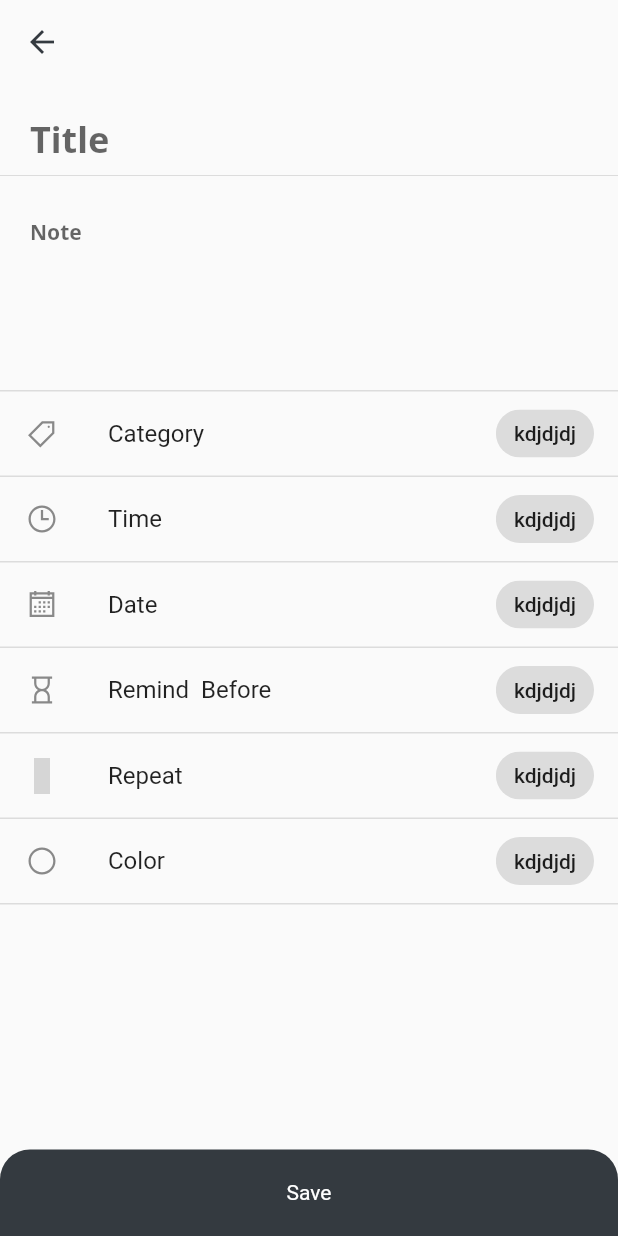
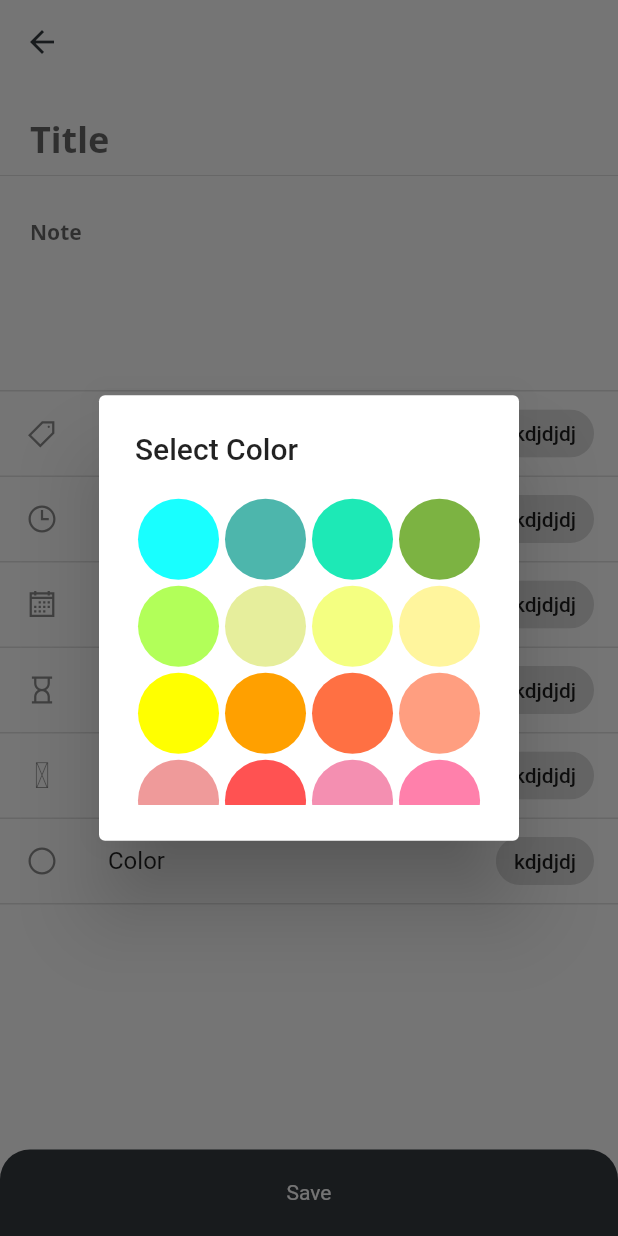
Before and after one commit to dinhnhutlinh/owl_reminder, a Flutter app: the EditRemindPage screen opened directly, after a tap on "Color", on a phone screen of 412 x 824 dp. Run offline on Flutter 3.47's test engine with Material 2 defaults, Android fonts, the phone set to English and light mode, and no system bars; our stand-ins replace get, google_fonts, google_nav_bar, line_icons, sqflite, table_calendar; accounts and stored records are empty; grey boxes are pictures that could not be loaded.

Commit message:
edit_page

```diff
--- a/lib/component/remind_card.dart
+++ b/lib/component/remind_card.dart
@@ -40,7 +40,7 @@ class RemindCard extends StatelessWidget {
                 Padding(
                   padding: EdgeInsets.only(left: 10),
                   child: FillButton(
-                    text: DateFormat('kk:mm dd/MM/yy').format(remind.timeTask!),
+                    text: DateFormat('kk:mm dd/MM/yy').format(remind.timeTask),
                     isFill: false,
                     press: () {},
                   ),
--- a/lib/control/edit_control.dart
+++ b/lib/control/edit_control.dart
@@ -1,11 +1,9 @@
-import 'package:flutter/cupertino.dart';
 import 'package:flutter/material.dart';
-import 'package:get/get.dart';
 import 'package:owl_reminder/db/catetorytable.dart';
 import 'package:owl_reminder/db/remindtable.dart';
 import 'package:owl_reminder/model/remind.dart';
 
-class EditControl extends GetxController {
+class EditControl {
   TextEditingController titleControl = TextEditingController();
   TextEditingController noteControl = TextEditingController();
   String category = "";
@@ -18,15 +16,28 @@ class EditControl extends GetxController {
   int id;
   RemindTable remindTable = RemindTable();
   CategoryTable categoryTable = CategoryTable();
-  late Remind remind;
-  EditControl(this.id);
+  Remind? remind;
+  EditControl(this.id) {
+    onInit();
+  }
 
-  @override
   Future<void> onInit() async {
-    super.onInit();
     remind = await remindTable.findRemindByID(this.id);
-    titleControl.text = remind.title;
-    noteControl.text = remind.note;
+    titleControl.text = remind!.title;
+    noteControl.text = remind!.note;
+    time = TimeOfDay.fromDateTime(remind!.timeTask);
+    dateTime = remind!.timeTask;
+    location = remind!.location;
+    repeat = remind!.repeat;
+    timeBefore = remind!.timeBefore;
+    category = remind!.category;
+  }
 
+  void setColor(Color color) {
+    this.color = color;
+  }
+
+  void setDate(DateTime date) {
+    this.dateTime = date;
   }
 }
--- a/lib/db/remindtable.dart
+++ b/lib/db/remindtable.dart
@@ -76,7 +76,10 @@ class RemindTable {
       return Remind.fromJSon(data.first);
     else {
       currentID++;
-      return Remind(id: currentID);
+      return Remind(
+          id: currentID,
+          title: '',
+          timeTask: DateTime.now().add(Duration(hours: 6)));
     }
   }
 }
--- /dev/null
+++ b/lib/dialog/color_picker.dart
@@ -0,0 +1,79 @@
+import 'package:flutter/cupertino.dart';
+import 'package:flutter/material.dart';
+import 'package:get/get.dart';
+import 'package:line_icons/line_icon.dart';
+
+class ColorPicker extends StatelessWidget {
+  Color currentColor;
+  ColorPicker(this.currentColor);
+  List<Color> colors = [
+    Color.fromRGBO(24, 255, 255, 100),
+    Color.fromRGBO(77, 182, 172, 100),
+    Color.fromRGBO(29, 233, 182, 100),
+    Color.fromRGBO(124, 179, 66, 100),
+    Color.fromRGBO(178, 255, 89, 100),
+    Color.fromRGBO(230, 238, 156, 100),
+    Color.fromRGBO(244, 255, 129, 100),
+    Color.fromRGBO(255, 245, 157, 100),
+    Color.fromRGBO(255, 255, 0, 100),
+    Color.fromRGBO(255, 160, 0, 100),
+    Color.fromRGBO(255, 112, 67, 100),
+    Color.fromRGBO(255, 158, 128, 100),
+    Color.fromRGBO(239, 154, 154, 100),
+    Color.fromRGBO(255, 82, 82, 100),
+    Color.fromRGBO(244, 143, 177, 100),
+    Color.fromRGBO(255, 128, 171, 100),
+    Color.fromRGBO(186, 104, 200, 100),
+    Color.fromRGBO(170, 0, 255, 100),
+    Color.fromRGBO(103, 58, 183, 100),
+    Color.fromRGBO(101, 31, 255, 100),
+    Color.fromRGBO(83, 109, 254, 100),
+    Color.fromRGBO(66, 165, 245, 100),
+    Color.fromRGBO(130, 177, 255, 100),
+    Color.fromRGBO(64, 196, 255, 100),
+    Color.fromRGBO(24, 255, 255, 100),
+    Color.fromRGBO(77, 182, 172, 100),
+    Color.fromRGBO(29, 233, 182, 100),
+    Color.fromRGBO(124, 179, 66, 100),
+    Color.fromRGBO(178, 255, 89, 100),
+    Color.fromRGBO(230, 238, 156, 100),
+    Color.fromRGBO(244, 255, 129, 100),
+    Color.fromRGBO(255, 245, 157, 100),
+    Color.fromRGBO(255, 255, 0, 100),
+    Color.fromRGBO(255, 160, 0, 100),
+    Color.fromRGBO(255, 112, 67, 100),
+    Color.fromRGBO(255, 158, 128, 100),
+    Color.fromRGBO(141, 110, 99, 100),
+    Color.fromRGBO(158, 158, 158, 100),
+    Color.fromRGBO(96, 125, 139, 100),
+  ];
+
+  @override
+  Widget build(BuildContext context) {
+    return AlertDialog(
+      title: Text('Select Color'),
+      content: SizedBox(
+        height: Get.height * 0.25,
+        child: GridView.count(
+          crossAxisCount: 4,
+          children: List.generate(colors.length, (index) => colorCircle(index)),
+        ),
+      ),
+    );
+  }
+
+  Widget colorCircle(int index) {
+    return GestureDetector(
+      onTap: () => Get.back(result: colors[index]),
+      child: Container(
+        margin: EdgeInsets.all(2),
+        height: 45,
+        width: 45,
+        alignment: Alignment.center,
+        decoration: BoxDecoration(
+            color: colors[index], borderRadius: BorderRadius.circular(45)),
+        child: colors[index] == currentColor ? LineIcon.check() : null,
+      ),
+    );
+  }
+}
--- a/lib/model/remind.dart
+++ b/lib/model/remind.dart
@@ -7,7 +7,7 @@ class Remind {
   String category;
   String note;
   String location;
-  DateTime? timeTask;
+  DateTime timeTask;
   int timeBefore;
   int repeat;
   bool isComplete = false;
@@ -15,11 +15,11 @@ class Remind {
 
   Remind(
       {this.id,
-      this.title="",
-      this.category="",
+      required this.title,
+      this.category = "",
       this.note = "",
       this.location = "",
-      this.timeTask,
+      required this.timeTask,
       this.timeBefore = 5,
       this.repeat = 0,
       this.color = Colors.white});
--- a/lib/view/editremindpaged.dart
+++ b/lib/view/editremindpaged.dart
@@ -1,23 +1,34 @@
-import 'package:flutter/cupertino.dart';
 import 'package:flutter/material.dart';
 import 'package:get/get.dart';
 import 'package:line_icons/line_icon.dart';
 import 'package:owl_reminder/control/edit_control.dart';
-import 'package:owl_reminder/dialog/category_dialog.dart';
+import 'package:owl_reminder/dialog/category_picker.dart';
+import 'package:owl_reminder/dialog/color_picker.dart';
+import 'package:owl_reminder/dialog/repeat_picker.dart';
 import 'package:owl_reminder/style.dart';
 
 // ignore: must_be_immutable
-class EditRemindPage extends StatelessWidget {
+class EditRemindPage extends StatefulWidget {
+  int id;
+
+  EditRemindPage(this.id);
+
+  @override
+  _EditRemindPageState createState() => _EditRemindPageState();
+}
+
+class _EditRemindPageState extends State<EditRemindPage> {
   EditControl? _editControl;
-
-  EditRemindPage(int id) {
-    _editControl = Get.put(EditControl(id));
+  @override
+  void initState() {
+    _editControl = EditControl(widget.id);
+    super.initState();
   }
 
   @override
   Widget build(BuildContext context) {
     return Scaffold(
-        // backgroundColor: Colors.yellow[200],
+        backgroundColor: _editControl!.color,
         appBar: AppBar(
           backgroundColor: Colors.transparent,
           iconTheme: IconThemeData(color: darkGray),
@@ -96,7 +107,7 @@ class EditRemindPage extends StatelessWidget {
           title: Text('Category'),
           trailing: Chip(label: Text("kdjdjdj")),
           onTap: () async {
-            String? t =await Get.dialog<String>(
+            String? t = await Get.dialog<String>(
               CategoryDiaLog('word'),
             );
             print(t);
@@ -106,21 +117,37 @@ class EditRemindPage extends StatelessWidget {
           thickness: 1,
           height: 1,
         ),
-        ListTile(
+        Builder(
+          builder: (context) => ListTile(
             leading: LineIcon.clock(),
             title: Text('Time'),
             trailing: Chip(label: Text("kdjdjdj")),
-          onTap: () {},
+            onTap: () async {
+              TimeOfDay? time = await showTimePicker(
+                  context: context, initialTime: _editControl!.time);
+              if (time != null) print(time);
+            },
+          ),
         ),
         Divider(
           thickness: 1,
           height: 1,
         ),
-        ListTile(
+        Builder(
+          builder: (context) => ListTile(
             leading: LineIcon.calendar(),
             title: Text('Date'),
             trailing: Chip(label: Text("kdjdjdj")),
-          onTap: () {},
+            onTap: () async {
+              DateTime? date = await showDatePicker(
+                  context: context,
+                  initialDate: _editControl!.dateTime,
+                  firstDate: DateTime(2020),
+                  lastDate: DateTime(2099));
+              if (date != null) _editControl!.setDate(date);
+              setState(() {});
+            },
+          ),
         ),
         Divider(
           thickness: 1,
@@ -140,7 +167,10 @@ class EditRemindPage extends StatelessWidget {
           leading: LineIcon.syncIcon(),
           title: Text('Repeat'),
           trailing: Chip(label: Text("kdjdjdj")),
-          onTap: () {},
+          onTap: () async {
+            int? repeat = await Get.dialog(RepeatDialog(_editControl!.repeat));
+            setState(() {});
+          },
         ),
         Divider(
           thickness: 1,
@@ -150,7 +180,13 @@ class EditRemindPage extends StatelessWidget {
           leading: LineIcon.circle(),
           title: Text('Color'),
           trailing: Chip(label: Text("kdjdjdj")),
-          onTap: () {},
+          onTap: () async {
+            var color = await Get.dialog(ColorPicker(_editControl!.color));
+
+            setState(() {
+              if (color != null) _editControl!.setColor(color);
+            });
+          },
         ),
         Divider(
           thickness: 1,
--- a/lib/view/homepage.dart
+++ b/lib/view/homepage.dart
@@ -15,7 +15,6 @@ class HomePage extends StatelessWidget {
     TodayPage(),
     CalenderPage(),
     TodayPage(),
-    CalenderPage(),
   ];
 
   @override
--- a/lib/view/todaypage.dart
+++ b/lib/view/todaypage.dart
@@ -19,7 +19,7 @@ class TodayPage extends StatelessWidget {
     return Column(
       crossAxisAlignment: CrossAxisAlignment.start,
       children: [
-        Obx(() => selectTag()),
+        Obx(() => _selectTag()),
         Padding(
           padding: EdgeInsets.fromLTRB(10, 5, 5, 0),
           child: Text('TODAY', style: titleStyle),
@@ -36,7 +36,7 @@ class TodayPage extends StatelessWidget {
     );
   }
 
-  Widget selectTag() => Row(
+  Widget _selectTag() => Row(
         children: [
           SizedBox(
             height: 45,
```
Also changed, not shown: lib/dialog/category_dialog.dart (deleted, +0 -59 lines), lib/dialog/category_picker.dart (added, +61 -0 lines), lib/dialog/repeat_picker.dart (added, +46 -0 lines). Lines whose indentation alone changed are shown as unchanged.
